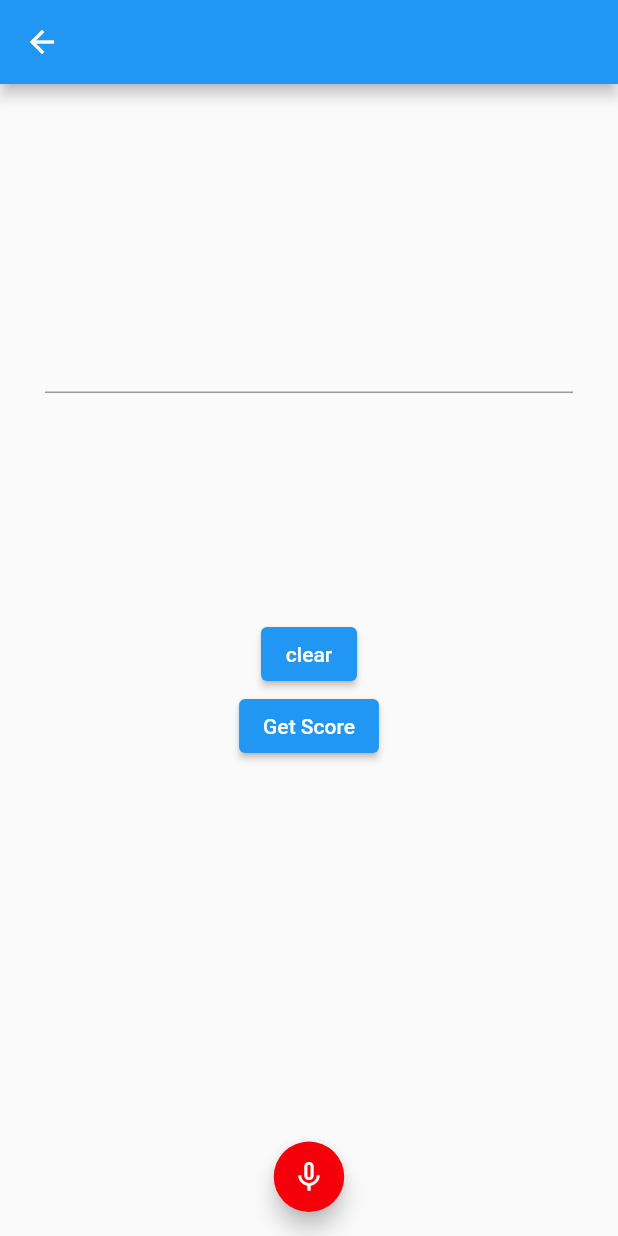
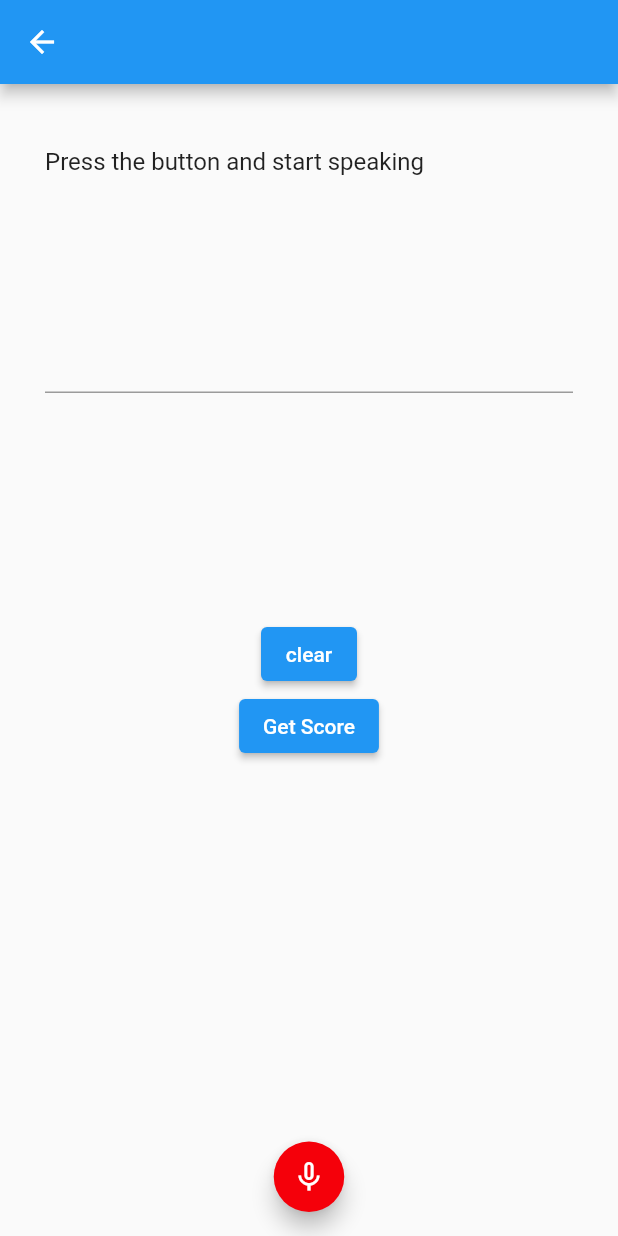
Before and after one commit to BBoggia/CSCapstoneProj, a Flutter app: the JournalEntry screen opened directly, on a phone screen of 412 x 824 dp. Run offline on Flutter 3.47's test engine with Material 2 defaults, Android fonts, the phone set to English and light mode, and no system bars; our stand-ins replace firebase_auth, firebase_core, flutter_signin_button, google_sign_in, speech_to_text; missing offline and left inert: sentiment_dart; accounts and stored records are empty.

Commit message:
added comments to journal input

```diff
--- a/lib/journal_input.dart
+++ b/lib/journal_input.dart
@@ -1,53 +1,83 @@
+/*
+* This file contains the journal entry page code.
+*/
+
+//package improts
 import 'package:flutter/material.dart';
 import 'package:intl/intl.dart';
 import 'package:speech_to_text/speech_to_text.dart' as stt;
 import 'package:sentiment_dart/sentiment_dart.dart';
 
+// This class is today's date and time
 class Today {
   DateTime now;
   DateTime date;
   String formattedDate;
 
   Today() {
+    /*
+    * This is the constructor of this class
+    */
     var now = new DateTime.now();
     var formatter = new DateFormat('yyyy-MM-dd');
     formattedDate = formatter.format(now);
   }
   String todaysDate() {
+    /*
+    * This function returns the formatted date as a string
+    */
     return formattedDate;
   }
 }
+
+// This is the state for the _SpeechScreenState class
 
 class JournalEntry extends StatefulWidget {
   @override
   _SpeechScreenState createState() => _SpeechScreenState();
 }
 
+// This class handles the speech to text input screen
 class _SpeechScreenState extends State<JournalEntry> {
   stt.SpeechToText _speech;
   bool _isListening = false;
-  String text = 'Press the button and start speaking';
-  // double _confidence = 1.0;
+  final String text = 'Press the button and start speaking'; // default text
+  // double _confidence = 1.0; // this is the confidence of the stt, not needed
   var txt = TextEditingController();
+
+  _SpeechScreenState() {
+    /*
+    * This is the constructor, setting the text controller of out input box to a default text
+    */
+    txt.text = text;
+  }
 
   @override
   void initState() {
+    /*
+    * Initialize the state of the widget
+    */
     super.initState();
-    _speech = stt.SpeechToText();
+    _speech = stt.SpeechToText(); // initialize stt variable
   }
 
-  final sentiment = Sentiment();
+  final sentiment = Sentiment(); // initialize sentiment analysys vatiable
   final String constScore = "Your Sentiment score is: ";
   String _score = "";
 
   @override
   Widget build(BuildContext context) {
+    /*
+    * This builds the UI of the page
+    */
     return Scaffold(
       appBar: AppBar(
-        title: Text(_score),
+        // This is the blue bar at the top of our application
+        title: Text(_score), // The score from Sentiment Analysys goes there
       ),
       floatingActionButtonLocation: FloatingActionButtonLocation.centerFloat,
       floatingActionButton: Container(
+          // This is the STT button trigger
           height: _isListening ? 50 : 47,
           width: _isListening ? 50 : 47,
           child: FloatingActionButton(
@@ -60,6 +90,7 @@ class _SpeechScreenState extends State<JournalEntry> {
         reverse: true,
         child: Column(children: [
           Container(
+            // This is the container for the text input box
             padding: const EdgeInsets.fromLTRB(30.0, 30.0, 30.0, 150.0),
             child: TextField(
               minLines: 8,
@@ -68,16 +99,20 @@ class _SpeechScreenState extends State<JournalEntry> {
             ),
           ),
           ElevatedButton(
+            // This is a temporary button that clears the entry
             child: Text("clear"),
             onPressed: () => {txt.clear()},
           ),
           ElevatedButton(
+              // This is the button that triggers the sentiment analysys
               onPressed: () {
                 setState(() {
-                  print(sentiment.analysis(txt.text));
+                  var sentimentResults = sentiment.analysis(
+                      txt.text); // this is the result from the analysys
+                  print(sentimentResults);
                   _score = constScore;
-                  _score +=
-                      sentiment.analysis(txt.text).values.first.toString();
+                  _score += sentimentResults['score']
+                      .toString(); // this is where the score is displayed
                 });
               },
               child: Text("Get Score")),
@@ -87,13 +122,19 @@ class _SpeechScreenState extends State<JournalEntry> {
   }
 
   void _listen() async {
-    String tmpTxt = txt.text;
+    /*
+    * This is the stt listening and computing the words
+    */
+    if (txt.text == text) txt.clear(); // set the default text to null
+    String tmpTxt = txt.text; // save previous text
     if (!_isListening) {
+      // if not listening then set avaliability, send to console the status and or errors
       bool avaliable = await _speech.initialize(
         onStatus: (val) => print('onStatus: $val'),
         onError: (val) => print('onError: $val'),
       );
       if (avaliable) {
+        // if avaliable then start listening, listen and then compute the result
         setState(() => _isListening = true);
         _speech.listen(
           onResult: (val) => setState(() {
```
